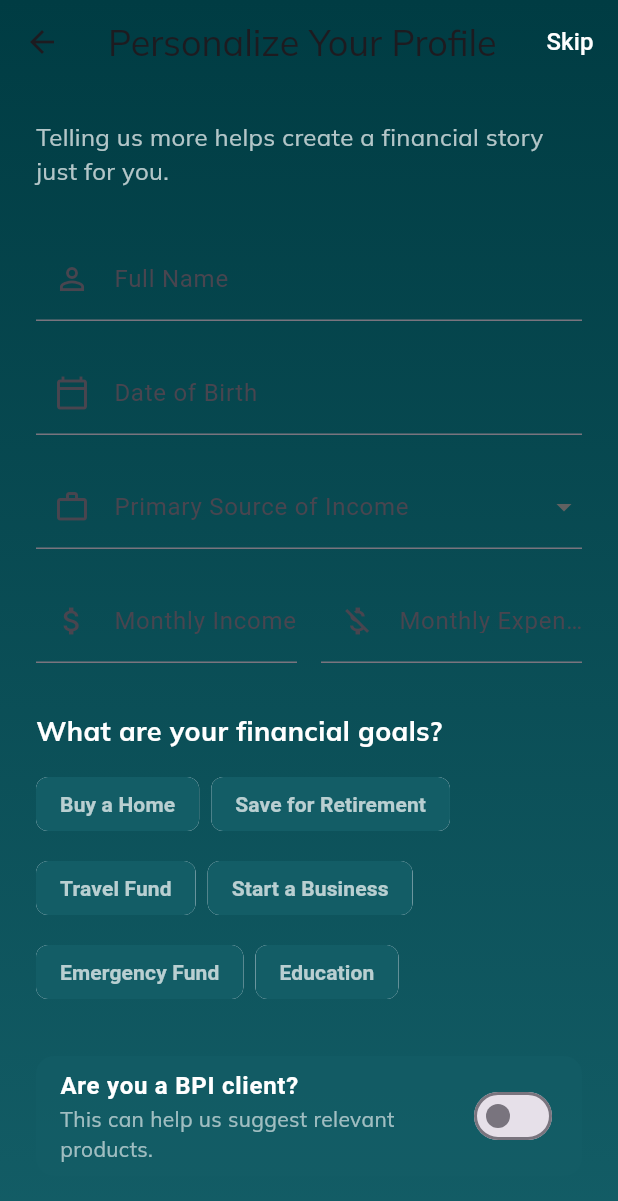
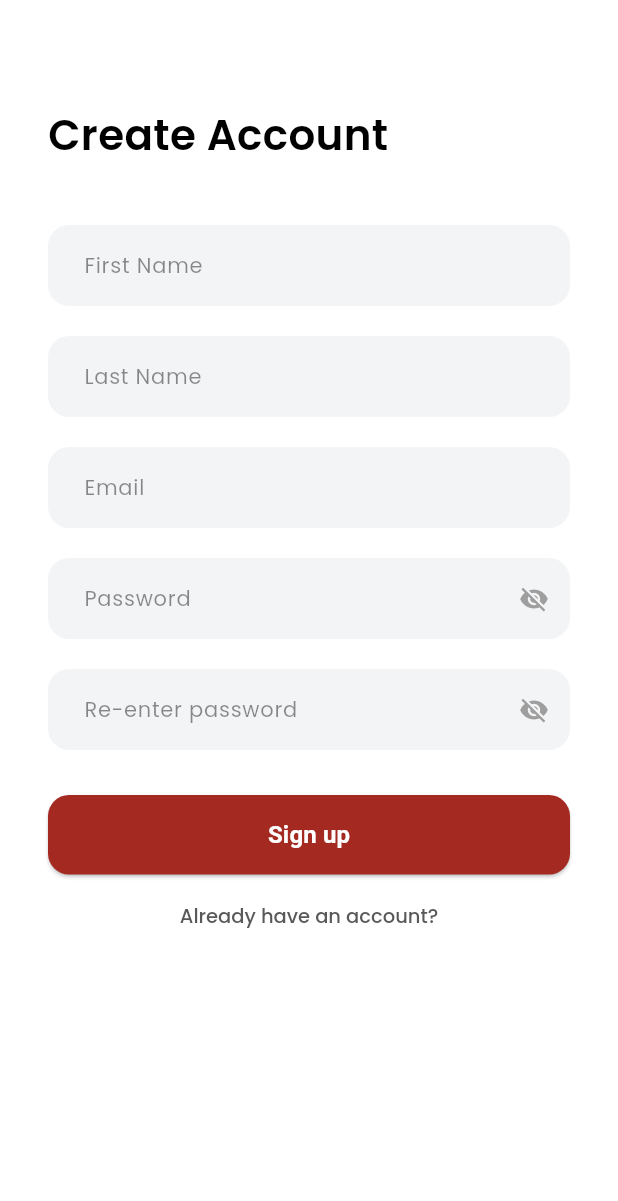
Before and after one commit to RamosQuim/BPI-Hackathon-2025-TagumpAI, a Flutter app: the SignupPage screen opened by its route, on a phone screen of 412 x 824 dp. Shown: the top 1201 px of the screen. Run offline on Flutter 3.47's test engine with Material 3 defaults, Android fonts, the phone set to English and light mode, and no system bars; our stand-ins replace fl_chart, flutter_svg, font_awesome_flutter, google_fonts.

Commit message:
updated login and signup screens

```diff
--- a/lib/screens/signup.dart
+++ b/lib/screens/signup.dart
@@ -1,5 +1,5 @@
 import 'package:flutter/material.dart';
-import 'package:intl/intl.dart';
+import 'package:google_fonts/google_fonts.dart';
 
 class SignupPage extends StatefulWidget {
   const SignupPage({super.key});
@@ -10,236 +10,179 @@ class SignupPage extends StatefulWidget {
 
 class _SignupPageState extends State<SignupPage> {
   final _formKey = GlobalKey<FormState>();
-  final _dobController = TextEditingController();
+  bool _showPassword = false;
+  bool _showConfirmPassword = false;
 
-  // State variables for form fields
-  String? _selectedIncomeSource;
-  final List<String> _financialGoals = [
-    'Buy a Home',
-    'Save for Retirement',
-    'Travel Fund',
-    'Start a Business',
-    'Emergency Fund',
-    'Education'
-  ];
-  final Set<String> _selectedGoals = {};
-  bool _isBpiClient = false;
-
-  @override
-  void dispose() {
-    _dobController.dispose();
-    super.dispose();
-  }
-
-  Future<void> _selectDate(BuildContext context) async {
-    final DateTime? picked = await showDatePicker(
-      context: context,
-      initialDate: DateTime.now(),
-      firstDate: DateTime(1920),
-      lastDate: DateTime.now(),
-    );
-    if (picked != null) {
-      setState(() {
-        _dobController.text = DateFormat('MMMM d, y').format(picked);
-      });
-    }
-  }
+  final TextEditingController _firstNameController = TextEditingController();
+  final TextEditingController _lastNameController = TextEditingController();
+  final TextEditingController _emailController = TextEditingController();
+  final TextEditingController _passwordController = TextEditingController();
+  final TextEditingController _confirmPasswordController =
+      TextEditingController();
 
   @override
   Widget build(BuildContext context) {
-    return Container(
-      decoration: const BoxDecoration(
-        gradient: LinearGradient(
-          begin: Alignment.topCenter,
-          end: Alignment.bottomCenter,
-          colors: [
-            Color(0xFF003C43), // Your app's dark teal
-            Color(0xFF135D66), // Your app's lighter teal
-          ],
-        ),
-      ),
-      child: Scaffold(
-        backgroundColor: Colors.transparent,
-        appBar: AppBar(
-          backgroundColor: Colors.transparent,
-          elevation: 0,
-          title: const Text('Personalize Your Profile'),
-          actions: [
-            TextButton(
-              onPressed: () {
-                // Handle skip action -> navigate to home screen
-              },
-              child: const Text(
-                'Skip',
-                style: TextStyle(color: Colors.white, fontSize: 16),
-              ),
-            ),
-          ],
-        ),
-        body: SingleChildScrollView(
-          padding: const EdgeInsets.all(24.0),
+    return Scaffold(
+      backgroundColor: Colors.white,
+      body: SafeArea(
+        child: Padding(
+          padding: const EdgeInsets.symmetric(horizontal: 32, vertical: 40),
+          child: SingleChildScrollView(
             child: Form(
               key: _formKey,
               child: Column(
-              crossAxisAlignment: CrossAxisAlignment.start,
+                crossAxisAlignment: CrossAxisAlignment.stretch,
                 children: [
-                const Text(
-                  "Telling us more helps create a financial story just for you.",
-                  style: TextStyle(color: Colors.white70, fontSize: 16),
-                ),
-                const SizedBox(height: 32.0),
-
-                // --- Name Field ---
-                TextFormField(
-                  decoration: const InputDecoration(
-                    labelText: 'Full Name',
-                    prefixIcon: Icon(Icons.person_outline),
-                  ),
-                ),
-                const SizedBox(height: 20.0),
-
-                // --- Date of Birth Field ---
-                TextFormField(
-                  controller: _dobController,
-                  readOnly: true,
-                  onTap: () => _selectDate(context),
-                  decoration: const InputDecoration(
-                    labelText: 'Date of Birth',
-                    prefixIcon: Icon(Icons.calendar_today_outlined),
-                  ),
-                ),
-                const SizedBox(height: 20.0),
-
-                // --- Source of Income Field ---
-                DropdownButtonFormField<String>(
-                  value: _selectedIncomeSource,
-                  onChanged: (String? newValue) {
-                    setState(() {
-                      _selectedIncomeSource = newValue;
-                    });
-                  },
-                  decoration: const InputDecoration(
-                    labelText: 'Primary Source of Income',
-                    prefixIcon: Icon(Icons.work_outline),
-                  ),
-                  items: <String>['Employment', 'Business', 'Freelance', 'Investments', 'Other']
-                      .map<DropdownMenuItem<String>>((String value) {
-                    return DropdownMenuItem<String>(
-                      value: value,
-                      child: Text(value),
-                    );
-                  }).toList(),
-                ),
-                const SizedBox(height: 20.0),
-
-                // --- Income and Expenses ---
-                Row(
-                  children: [
-                    Expanded(
-                      child: TextFormField(
-                        keyboardType: TextInputType.number,
-                        decoration: const InputDecoration(
-                          labelText: 'Monthly Income',
-                          prefixIcon: Icon(Icons.attach_money_outlined),
-                          prefixText: '₱ ',
+                  const SizedBox(height: 30),
+                  Text(
+                    'Create Account',
+                    style: GoogleFonts.poppins(
+                      textStyle: const TextStyle(
+                        fontSize: 28,
+                        fontWeight: FontWeight.w600,
+                        color: Colors.black,
                       ),
                     ),
                   ),
-                    const SizedBox(width: 16.0),
-                    Expanded(
-                      child: TextFormField(
-                        keyboardType: TextInputType.number,
-                        decoration: const InputDecoration(
-                          labelText: 'Monthly Expenses',
-                          prefixIcon: Icon(Icons.money_off_outlined),
-                          prefixText: '₱ ',
+                  const SizedBox(height: 40),
+
+                  // First Name
+                  TextFormField(
+                    controller: _firstNameController,
+                    decoration: _inputDecoration('First Name'),
+                    validator: (value) =>
+                        value == null || value.isEmpty ? 'Required' : null,
+                  ),
+                  const SizedBox(height: 20),
+
+                  // Last Name
+                  TextFormField(
+                    controller: _lastNameController,
+                    decoration: _inputDecoration('Last Name'),
+                    validator: (value) =>
+                        value == null || value.isEmpty ? 'Required' : null,
+                  ),
+                  const SizedBox(height: 20),
+
+                  // Email
+                  TextFormField(
+                    controller: _emailController,
+                    decoration: _inputDecoration('Email'),
+                    validator: (value) {
+                      if (value == null || value.isEmpty) {
+                        return 'Required';
+                      } else if (!RegExp(
+                        r'^[^@]+@[^@]+\.[^@]+',
+                      ).hasMatch(value)) {
+                        return 'Enter a valid email';
+                      }
+                      return null;
+                    },
+                  ),
+                  const SizedBox(height: 20),
+
+                  // Password
+                  TextFormField(
+                    controller: _passwordController,
+                    obscureText: !_showPassword,
+                    decoration: _inputDecoration(
+                      'Password',
+                      suffixIcon: IconButton(
+                        iconSize: 20,
+                        icon: Icon(
+                          _showPassword
+                              ? Icons.visibility
+                              : Icons.visibility_off,
+                          color: Colors.grey,
+                        ),
+                        onPressed: () {
+                          setState(() => _showPassword = !_showPassword);
+                        },
+                      ),
+                    ),
+                    validator: (value) {
+                      if (value == null || value.isEmpty) {
+                        return 'Required';
+                      } else if (value.length < 6) {
+                        return 'At least 6 characters';
+                      }
+                      return null;
+                    },
+                  ),
+                  const SizedBox(height: 20),
+
+                  // Re-enter Password
+                  TextFormField(
+                    controller: _confirmPasswordController,
+                    obscureText: !_showConfirmPassword,
+                    decoration: _inputDecoration(
+                      'Re-enter password',
+                      suffixIcon: IconButton(
+                        iconSize: 20,
+                        icon: Icon(
+                          _showConfirmPassword
+                              ? Icons.visibility
+                              : Icons.visibility_off,
+                          color: Colors.grey,
+                        ),
+                        onPressed: () {
+                          setState(
+                            () => _showConfirmPassword = !_showConfirmPassword,
+                          );
+                        },
+                      ),
+                    ),
+                    validator: (value) {
+                      if (value == null || value.isEmpty) {
+                        return 'Required';
+                      } else if (value != _passwordController.text) {
+                        return 'Passwords do not match';
+                      }
+                      return null;
+                    },
+                  ),
+                  const SizedBox(height: 30),
+
+                  // Sign Up Button
+                  ElevatedButton(
+                    style: ElevatedButton.styleFrom(
+                      backgroundColor: const Color(0xFFA42921),
+                      padding: const EdgeInsets.symmetric(vertical: 15),
+                      shape: RoundedRectangleBorder(
+                        borderRadius: BorderRadius.circular(14),
+                      ),
+                    ),
+                    onPressed: () {
+                      if (_formKey.currentState!.validate()) {
+                        // TODO: Submit form
+                      }
+                    },
+                    child: const Text(
+                      'Sign up',
+                      style: TextStyle(
+                        fontSize: 16,
+                        fontWeight: FontWeight.w600,
+                        color: Colors.white,
                       ),
                     ),
                   ),
-                  ],
-                ),
-                const SizedBox(height: 32.0),
+                  const SizedBox(height: 18),
 
-                // --- Financial Goals ---
-                const Text(
-                  'What are your financial goals?',
-                  style: TextStyle(color: Colors.white, fontSize: 18, fontWeight: FontWeight.bold),
-                ),
-                const SizedBox(height: 12.0),
-                Wrap(
-                  spacing: 8.0,
-                  runSpacing: 8.0,
-                  children: _financialGoals.map((goal) {
-                    final bool isSelected = _selectedGoals.contains(goal);
-                    return ChoiceChip(
-                      label: Text(goal),
-                      selected: isSelected,
-                      onSelected: (bool selected) {
-                        setState(() {
-                          if (selected) {
-                            _selectedGoals.add(goal);
-                          } else {
-                            _selectedGoals.remove(goal);
-                          }
-                        });
+                  // Already have an account?
+                  Center(
+                    child: InkWell(
+                      onTap: () {
+                        Navigator.pop(context); // Go back to login
                       },
-                      backgroundColor: const Color(0xFF135D66),
-                      selectedColor: const Color(0xFF77B0AA),
-                      labelStyle: TextStyle(
-                        color: isSelected ? Colors.black : Colors.white70,
-                        fontWeight: FontWeight.w600,
-                      ),
-                      side: BorderSide.none,
-                    );
-                  }).toList(),
-                ),
-                const SizedBox(height: 32.0),
-
-                // --- BPI User Toggle ---
-                SwitchListTile(
-                  title: const Text(
-                    'Are you a BPI client?',
-                    style: TextStyle(color: Colors.white, fontWeight: FontWeight.bold),
-                  ),
-                  subtitle: Text(
-                    'This can help us suggest relevant products.',
-                    style: TextStyle(color: Colors.white.withOpacity(0.6)),
-                  ),
-                  value: _isBpiClient,
-                  onChanged: (bool value) {
-                    setState(() {
-                      _isBpiClient = value;
-                    });
-                  },
-                  activeColor: const Color(0xFF77B0AA),
-                  tileColor: const Color(0xFF135D66).withOpacity(0.5),
-                  shape: RoundedRectangleBorder(
-                    borderRadius: BorderRadius.circular(12.0),
-                  ),
-                  contentPadding: const EdgeInsets.symmetric(horizontal: 16.0),
-                ),
-                const SizedBox(height: 40.0),
-
-                // --- Finish Button ---
-                ElevatedButton(
-                  onPressed: () {
-                    if (_formKey.currentState!.validate()) {
-                      // Handle form submission
-                    }
-                  },
-                  style: ElevatedButton.styleFrom(
-                    backgroundColor: const Color(0xFFE3FEF7),
-                    minimumSize: const Size(double.infinity, 50),
-                    shape: RoundedRectangleBorder(
-                      borderRadius: BorderRadius.circular(30.0),
+                      child: DefaultTextStyle(
+                        style: GoogleFonts.poppins(
+                          textStyle: const TextStyle(
+                            color: Color(0xFF595959),
+                            fontSize: 13,
+                            fontWeight: FontWeight.w500,
                           ),
                         ),
-                  child: const Text(
-                    'Finish Setup',
-                    style: TextStyle(
-                      color: Color(0xFF003C43),
-                      fontSize: 18,
-                      fontWeight: FontWeight.bold,
+                        child: const Text('Already have an account?'),
                       ),
                     ),
                   ),
@@ -247,7 +190,33 @@ class _SignupPageState extends State<SignupPage> {
               ),
             ),
           ),
-      )
+        ),
+      ),
+    );
+  }
+
+  InputDecoration _inputDecoration(String hint, {Widget? suffixIcon}) {
+    return InputDecoration(
+      hintText: hint,
+      hintStyle: GoogleFonts.poppins(
+        textStyle: const TextStyle(color: Colors.black45, fontSize: 14),
+      ),
+      suffixIcon: suffixIcon,
+      filled: true,
+      fillColor: const Color(0xFFF3F4F6),
+      contentPadding: const EdgeInsets.symmetric(vertical: 15, horizontal: 20),
+      border: OutlineInputBorder(
+        borderRadius: BorderRadius.circular(14),
+        borderSide: BorderSide.none,
+      ),
+      errorBorder: OutlineInputBorder(
+        borderSide: const BorderSide(color: Color(0xFFC14040), width: 1.0),
+        borderRadius: BorderRadius.circular(8),
+      ),
+      focusedErrorBorder: OutlineInputBorder(
+        borderSide: const BorderSide(color: Color(0xFFC14040), width: 2.0),
+        borderRadius: BorderRadius.circular(8),
+      ),
     );
   }
 }
```
Also changed, not shown: lib/screens/login.dart (+169 -81 lines). Lines whose indentation alone changed are shown as unchanged.
